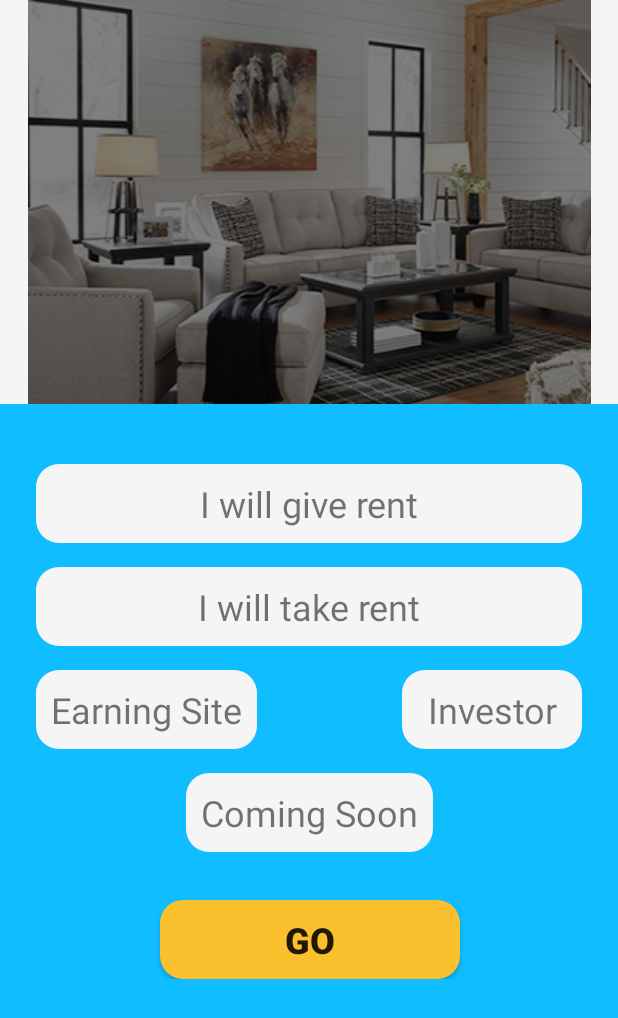
After one commit to imsisojib/test_project, an Android app: the layout fragment_home.xml on its own in the app's theme, with its tools: preview values and no code run, on a phone screen of 412 x 824 dp. The commit adds this screen. Shown: the top 1018 px of the screen. Run offline under Robolectric (Android 15) with nearby library versions, the phone set to English and light mode, and no system bars.

Commit message:
home_activity added

```diff
--- a/app/build.gradle
+++ b/app/build.gradle
@@ -26,6 +26,7 @@ dependencies {
     implementation 'androidx.constraintlayout:constraintlayout:1.1.3'
     implementation 'com.google.firebase:firebase-database:16.0.4'
     implementation 'com.google.firebase:firebase-auth:16.0.5'
+    implementation 'androidx.legacy:legacy-support-v4:1.0.0'
     testImplementation 'junit:junit:4.12'
     androidTestImplementation 'androidx.test:runner:1.2.0'
     androidTestImplementation 'androidx.test.espresso:espresso-core:3.2.0'
--- /dev/null
+++ b/app/src/main/res/layout/fragment_home.xml
@@ -0,0 +1,138 @@
+<?xml version="1.0" encoding="utf-8"?>
+<androidx.coordinatorlayout.widget.CoordinatorLayout
+    xmlns:android="http://schemas.android.com/apk/res/android"
+    xmlns:app="http://schemas.android.com/apk/res-auto"
+    xmlns:tools="http://schemas.android.com/tools"
+    android:layout_width="match_parent"
+    android:layout_height="match_parent"
+    tools:context=".fragments.HomeFragment">
+    <com.google.android.material.appbar.AppBarLayout
+        android:background="@color/colorWhite"
+        android:layout_width="match_parent"
+        android:layout_height="wrap_content">
+        <com.google.android.material.appbar.CollapsingToolbarLayout
+            app:layout_scrollFlags="exitUntilCollapsed|scroll"
+            android:layout_width="match_parent"
+            android:layout_height="wrap_content">
+
+            <ImageView
+                android:src="@drawable/rent_type_picture"
+                android:layout_width="match_parent"
+                android:layout_height="wrap_content">
+
+            </ImageView>
+
+
+        </com.google.android.material.appbar.CollapsingToolbarLayout>
+
+    </com.google.android.material.appbar.AppBarLayout>
+
+    <androidx.core.widget.NestedScrollView
+        android:layout_width="match_parent"
+        android:layout_height="match_parent"
+        android:background="@color/colorPrimary"
+        app:layout_behavior="@string/appbar_scrolling_view_behavior">
+
+        <androidx.constraintlayout.widget.ConstraintLayout
+            android:layout_marginBottom="10dp"
+            android:layout_width="match_parent"
+            android:layout_height="match_parent"
+            android:background="@color/colorPrimary"
+            tools:context=".registration.UserRegistrationActivity">
+
+
+            <TextView
+                android:id="@+id/tv_give_rent"
+                android:layout_width="match_parent"
+                android:layout_height="wrap_content"
+                android:layout_marginStart="24dp"
+                android:layout_marginTop="40dp"
+                android:layout_marginEnd="24dp"
+                android:background="@drawable/roundshape_white_bg"
+                android:padding="10dp"
+                android:text="@string/give_rent"
+                android:textAlignment="center"
+                android:textSize="24sp"
+                app:layout_constraintEnd_toEndOf="parent"
+                app:layout_constraintStart_toStartOf="parent"
+                app:layout_constraintTop_toTopOf="parent" />
+
+
+            <TextView
+                android:id="@+id/tv_take_rent"
+                android:layout_width="0dp"
+                android:layout_height="wrap_content"
+                android:layout_marginTop="16dp"
+                android:background="@drawable/roundshape_white_bg"
+                android:padding="10dp"
+                android:textAlignment="center"
+                android:textSize="24sp"
+                app:layout_constraintEnd_toEndOf="@+id/tv_give_rent"
+                app:layout_constraintStart_toStartOf="@+id/tv_give_rent"
+                app:layout_constraintTop_toBottomOf="@+id/tv_give_rent"
+                android:text="@string/take_rent" />
+
+            <Button
+                android:id="@+id/button_rent_type_go"
+                android:layout_width="200dp"
+                android:layout_height="wrap_content"
+                android:layout_marginTop="32dp"
+                android:background="@drawable/roundshape_yellow_bg"
+                android:padding="10dp"
+                android:text="@string/go"
+                android:textSize="24sp"
+                android:textStyle="bold"
+                app:layout_constraintEnd_toEndOf="@+id/tv_coming_soon"
+                app:layout_constraintStart_toStartOf="@+id/tv_coming_soon"
+                app:layout_constraintTop_toBottomOf="@+id/tv_coming_soon" />
+
+
+            <TextView
+                android:id="@+id/tv_earning_site"
+                android:layout_width="wrap_content"
+                android:layout_height="wrap_content"
+                android:layout_marginTop="16dp"
+                android:background="@drawable/roundshape_white_bg"
+                android:padding="10dp"
+                android:text="@string/earning_site"
+                android:textAlignment="center"
+                android:textSize="24sp"
+                app:layout_constraintStart_toStartOf="@+id/tv_take_rent"
+                app:layout_constraintTop_toBottomOf="@+id/tv_take_rent"
+                app:passwordToggleEnabled="true" />
+
+            <TextView
+                android:id="@+id/tv_investor"
+                android:layout_width="120dp"
+                android:layout_height="wrap_content"
+                android:layout_marginTop="16dp"
+                android:background="@drawable/roundshape_white_bg"
+                android:padding="10dp"
+                android:text="@string/inverstor"
+                android:textAlignment="center"
+                android:textSize="24sp"
+                app:layout_constraintEnd_toEndOf="@+id/tv_take_rent"
+                app:layout_constraintTop_toBottomOf="@+id/tv_take_rent" />
+
+            <TextView
+                android:id="@+id/tv_coming_soon"
+                android:layout_width="wrap_content"
+                android:layout_height="wrap_content"
+                android:layout_marginTop="16dp"
+                android:background="@drawable/roundshape_white_bg"
+                android:padding="10dp"
+                android:text="@string/comming_soon"
+                android:textAlignment="center"
+                android:textSize="24sp"
+                app:layout_constraintEnd_toEndOf="@+id/tv_investor"
+                app:layout_constraintStart_toStartOf="@+id/tv_earning_site"
+                app:layout_constraintTop_toBottomOf="@+id/tv_earning_site" />
+
+
+        </androidx.constraintlayout.widget.ConstraintLayout>
+
+
+    </androidx.core.widget.NestedScrollView>
+
+
+</androidx.coordinatorlayout.widget.CoordinatorLayout>
--- a/app/src/main/res/values/colors.xml
+++ b/app/src/main/res/values/colors.xml
@@ -6,4 +6,5 @@
 
     <color name="colorWhite">#f5f5f5</color>
     <color name="colorYellow">#fbc02d</color>
+    <color name="colorGray">#37474f</color>
 </resources>
--- a/app/src/main/res/values/strings.xml
+++ b/app/src/main/res/values/strings.xml
@@ -22,4 +22,24 @@
 
     <!--Splash Screen -->
     <string name="go_next">GO NEXT</string>
+
+    <!--MainActivity -->
+    <string name="home">Home</string>
+    <string name="profile">Profile</string>
+    <string name="setting">Setting</string>
+    <string name="more">More</string>
+
+    <!-- TODO: Remove or change this placeholder text -->
+    <string name="hello_blank_fragment">Hello blank fragment</string>
+
+    <!--Home Fragment -->
+    <string name="give_rent">I will give rent</string>
+    <string name="take_rent">I will take rent</string>
+    <string name="earning_site">Earning Site</string>
+    <string name="inverstor">Investor</string>
+    <string name="comming_soon">Coming Soon</string>
+
+
+
+
 </resources>
--- a/app/src/main/res/values/styles.xml
+++ b/app/src/main/res/values/styles.xml
@@ -1,17 +1,17 @@
 <resources>
 
     <!-- Base application theme. -->
-    <style name="AppTheme" parent="Theme.AppCompat.Light.DarkActionBar">
+    <style name="AppTheme" parent="Theme.AppCompat.Light.NoActionBar">
         <!-- Customize your theme here. -->
         <item name="colorPrimary">@color/colorPrimary</item>
         <item name="colorPrimaryDark">@color/colorPrimaryDark</item>
         <item name="colorAccent">@color/colorAccent</item>
-    </style>
 
-    <style name="AppTheme.NoActionBar" >
+        <!-- Full Screen Configuration -->
         <item name="windowActionBar">false</item>
         <item name="windowNoTitle">true</item>
     </style>
 
 
+
 </resources>
```
Also changed, not shown: app/src/main/AndroidManifest.xml (+3 -6 lines), app/src/main/java/com/example/toletgo/MainActivity.java (+78 -1 lines), app/src/main/java/com/example/toletgo/fragments/HomeFragment.java (added, +32 -0 lines), app/src/main/java/com/example/toletgo/fragments/MoreFragment.java (added, +32 -0 lines), app/src/main/java/com/example/toletgo/fragments/ProfileFragment.java (added, +32 -0 lines), app/src/main/java/com/example/toletgo/fragments/SettingFragment.java (added, +32 -0 lines), app/src/main/res/layout/activity_main.xml (+26 -8 lines), app/src/main/res/layout/fragment_more.xml (added, +14 -0 lines), app/src/main/res/layout/fragment_profile.xml (added, +14 -0 lines), app/src/main/res/layout/fragment_setting.xml (added, +14 -0 lines), app/src/main/res/menu/bottom_menu.xml (added, +22 -0 lines), app/src/main/res/drawable/rent_type_picture.png (added), 1 other file.
